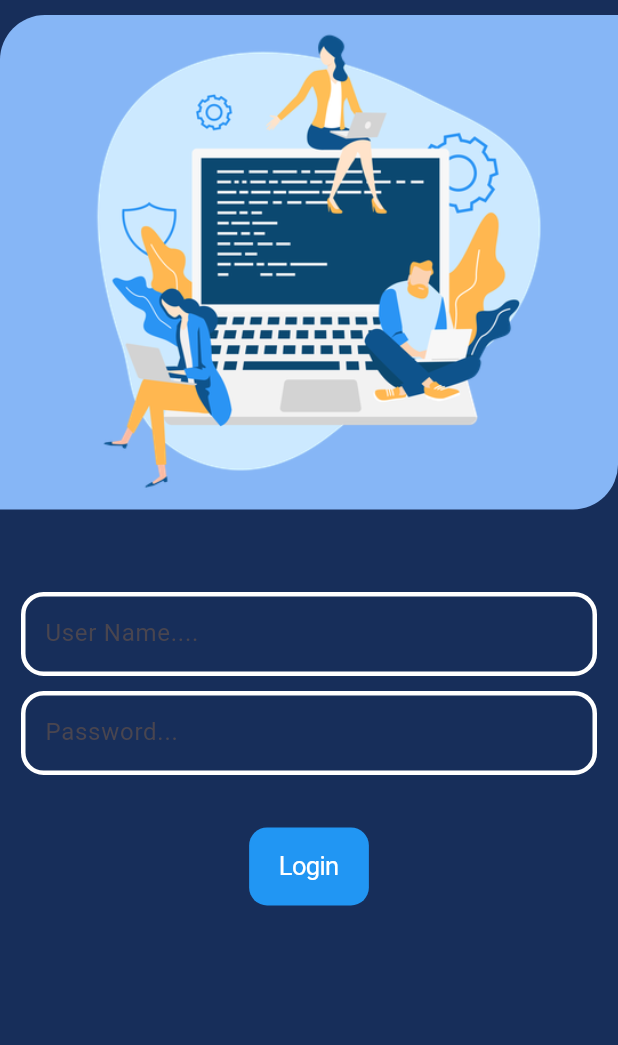
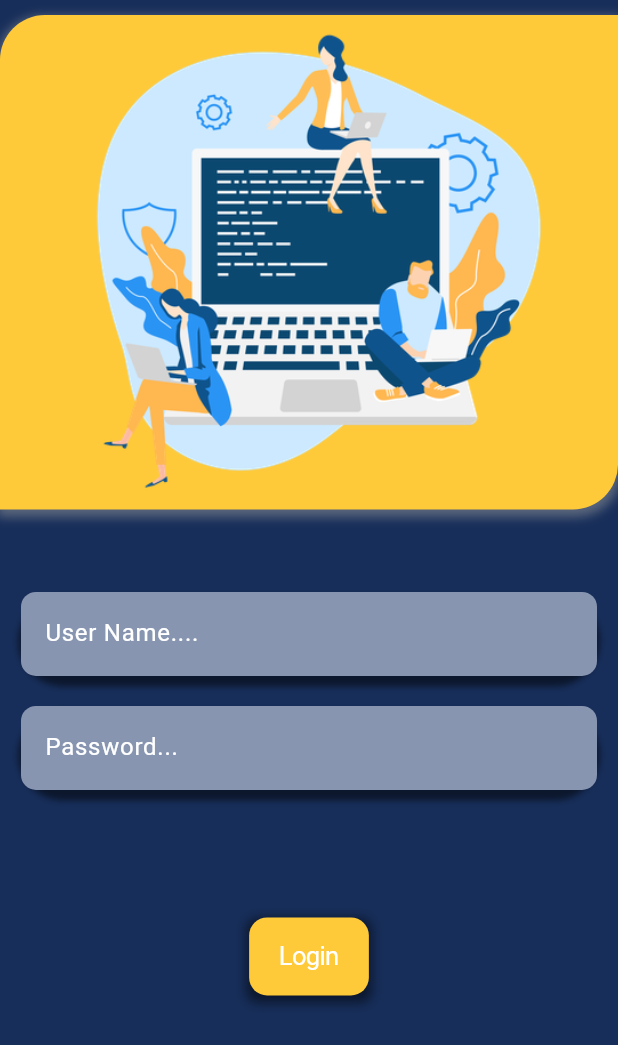
Before and after one commit to ShazinCP/Student_management_app, a Flutter app: the screen it shows after launch, on a phone screen of 412 x 824 dp. Shown: the top 1045 px of the screen. Run offline on Flutter 3.47's test engine with Material 3 defaults, Android fonts, the phone set to English and light mode, and no system bars; our stand-ins replace dio, shared_preferences.

Commit message:
ui update fix

```diff
--- a/lib/view/login_screen/login_screen.dart
+++ b/lib/view/login_screen/login_screen.dart
@@ -4,24 +4,19 @@ import 'package:flutter/cupertino.dart';
 import 'package:flutter/material.dart';
 import 'package:provider/provider.dart';
 import 'package:student_management/controller/login_provider.dart';
+import 'package:student_management/helper/colors.dart';
 import 'package:student_management/helper/readandset_token.dart';
-import 'package:student_management/services/login_services.dart';
-
-import 'package:student_management/helper/colors.dart';
-
 import 'package:student_management/view/home_screen/home_screen.dart';
 import 'package:student_management/view/login_screen/widgets/textform_widget.dart';
 
 class LoginScreen extends StatelessWidget {
   LoginScreen({super.key});
 
-
   final formkey = GlobalKey<FormState>();
 
   @override
   Widget build(BuildContext context) {
-
-    final loginProvider=Provider.of<LoginProvider>(context);
+    final loginProvider = Provider.of<LoginProvider>(context);
     final size = MediaQuery.of(context).size;
 
     return SafeArea(
@@ -29,63 +24,88 @@ class LoginScreen extends StatelessWidget {
         backgroundColor: cBackgroundColor,
         body: Padding(
           padding: const EdgeInsets.symmetric(vertical: 10),
+          child: SingleChildScrollView(
             child: Form(
               key: formkey,
-            child: SingleChildScrollView(
               child: Column(
                 children: [
                   Center(
                     child: Container(
+                      height: size.height * 0.4,
+                      width: size.width,
+                      decoration: BoxDecoration(
+                        color: cPrimaryColor,
+                        borderRadius: const BorderRadius.only(
+                          topLeft: Radius.circular(30),
+                          bottomRight: Radius.circular(30),
+                        ),
+                        boxShadow: [
+                          BoxShadow(
+                            color: Colors.grey.withOpacity(0.5),
+                            spreadRadius: 2,
+                            blurRadius: 5,
+                            offset: const Offset(
+                                0, 3), // Changes the position of the shadow
+                          ),
+                        ],
+                      ),
                       child: Image.asset(
                         "assets/login_page/login.png",
                       ),
-                      height: size.height * 0.4,
-                      width: size.width / 1.0,
-                      decoration: BoxDecoration(
-                        color: Color.fromARGB(255, 134, 182, 246),
-                        borderRadius: BorderRadius.only(
-                          topLeft: Radius.circular(30),
-                          bottomRight: Radius.circular(30),
                     ),
                   ),
-                    ),
-                  ),
-                  SizedBox(
+                  const SizedBox(
                     height: 20,
                   ),
                   Padding(
-                    padding:
-                        const EdgeInsets.symmetric(horizontal: 14, vertical: 35),
+                    padding: EdgeInsets.symmetric(horizontal: 14, vertical: 35),
                     child: Column(
                       children: [
                         loginfield(
                           controller: loginProvider.usernameController,
                           hintText: "User Name....",
-                        validator:(value) {
+                          validator: (value) {
                             if (value!.isEmpty) {
                               return 'Please enter username ';
                             } else {
                               return null;
                             }
-                    } ,),
+                          },
+                        ),
                         SizedBox(
-                          height: 10,
+                          height: 20,
                         ),
                         loginfield(
                             controller: loginProvider.passwordController,
                             hintText: "Password...",
-                            validator:(value) {
+                            validator: (value) {
                               if (value!.isEmpty) {
                                 return 'Please enter password';
                               } else {
                                 return null;
                               }
-                    }
-                        ),
+                            }),
                       ],
                     ),
                   ),
-                  CupertinoButton(
+                  const SizedBox(
+                    height: 50,
+                  ),
+                  Container(
+                    decoration: BoxDecoration(
+                      boxShadow: [
+                        BoxShadow(
+                          color: Colors.black.withOpacity(0.5),
+                          spreadRadius: 2,
+                          blurRadius: 5,
+                          offset: const Offset(
+                              0, 3), // Changes the position of the shadow
+                        ),
+                      ],
+                      borderRadius: BorderRadius.circular(
+                          8), // Match the button's shape if needed
+                    ),
+                    child: CupertinoButton(
                       onPressed: () async {
                         if (formkey.currentState!.validate()) {
                           await loginProvider.loginAndGetToken();
@@ -93,23 +113,26 @@ class LoginScreen extends StatelessWidget {
                           if (token != null && token.isNotEmpty) {
                             Navigator.pushReplacement(
                               context,
-                        MaterialPageRoute(builder: (context) => HomeScreen()),
+                              MaterialPageRoute(
+                                  builder: (context) => HomeScreen()),
                             );
                           } else {
                             ScaffoldMessenger.of(context).showSnackBar(
                               SnackBar(
-                          content: Text('Failed to login. Please try again.'),
+                                content:
+                                    Text('Failed to login. Please try again.'),
                               ),
                             );
                           }
-                      }else{
+                        } else {
                           print('empty value');
                         }
                       },
-                    color: Colors.blue,
-                    child: Text(
+                      color: cPrimaryColor,
+                      child: const Text(
                         "Login",
                         style: TextStyle(color: Colors.white),
+                      ),
                     ),
                   )
                 ],
@@ -121,30 +144,3 @@ class LoginScreen extends StatelessWidget {
     );
   }
 }
-
-class loginfield extends StatelessWidget {
-  final TextEditingController controller;
-  final String hintText;
-  final String? Function(String?)? validator;
-   loginfield({
-    super.key,
-    required this.controller,
-    required this.hintText, this.validator
-  });
-
-  @override
-  Widget build(BuildContext context) {
-    return TextFormField(
-      validator: validator,
-      controller:controller ,
-      decoration: InputDecoration(
-        enabledBorder: OutlineInputBorder(
-          borderSide: BorderSide(color: Colors.white, width: 3),
-          borderRadius: BorderRadius.all(
-              Radius.circular(15)), // Set the border radius here
-        ),
-        hintText: hintText,
-      ),
-    );
-  }
-}
--- a/lib/view/login_screen/widgets/textform_widget.dart
+++ b/lib/view/login_screen/widgets/textform_widget.dart
@@ -1,8 +1,14 @@
 import 'package:flutter/material.dart';
 
 class loginfield extends StatelessWidget {
-  final String text;
-  const loginfield({super.key, required this.text});
+  final TextEditingController controller;
+  final String hintText;
+  final String? Function(String?)? validator;
+  const loginfield(
+      {super.key,
+      required this.controller,
+      required this.hintText,
+      this.validator});
 
   @override
   Widget build(BuildContext context) {
@@ -19,6 +25,8 @@ class loginfield extends StatelessWidget {
           ],
         ),
         child: TextFormField(
+          controller: controller,
+          validator: validator,
           decoration: InputDecoration(
               focusColor: Colors.black,
               enabledBorder: const OutlineInputBorder(
@@ -33,7 +41,7 @@ class loginfield extends StatelessWidget {
                   Radius.circular(10),
                 ), // Set the border radius here to be the same as enabledBorder
               ),
-              hintText: text,
+              hintText: hintText,
               hintStyle: TextStyle(color: Colors.white),
               filled: true, // Enable the fill color
               fillColor: Color.fromARGB(
```
Also changed, not shown: lib/view/home_screen/home_screen.dart (+26 -28 lines), pubspec.lock. Lines whose indentation alone changed are shown as unchanged.
